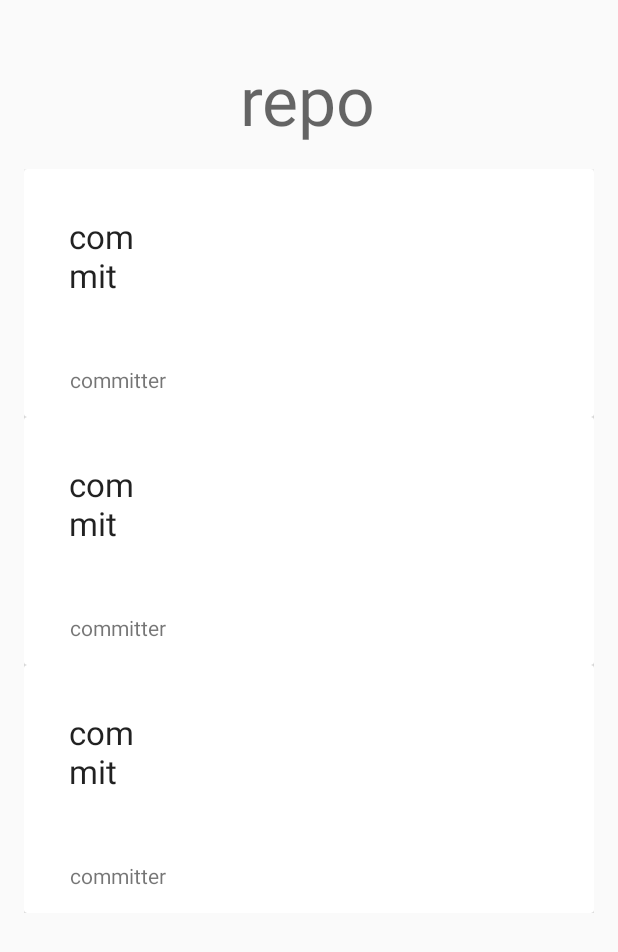
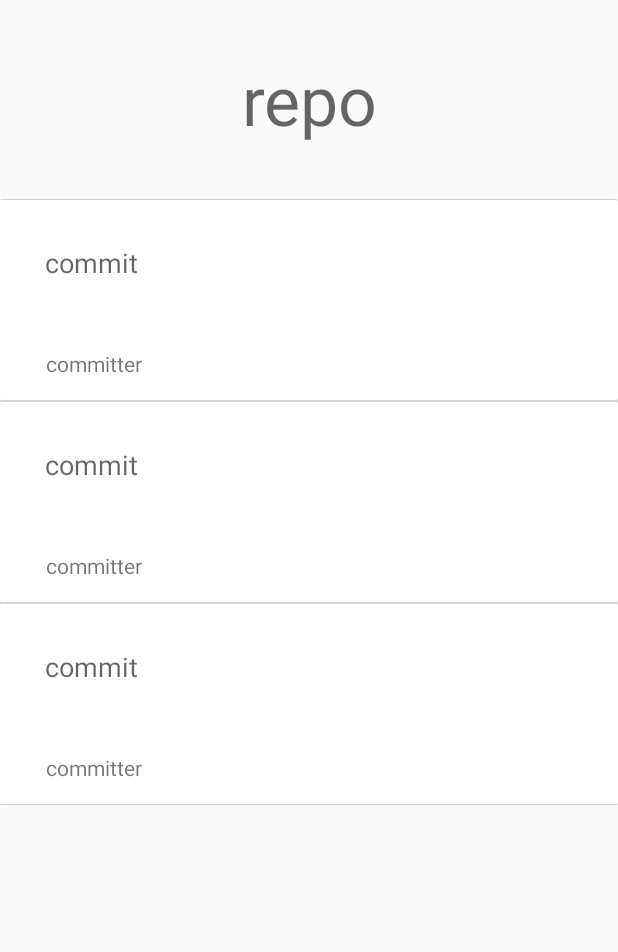
Before and after one commit to brhliluk/juicimo-github-app, an Android app: the layout detail_activity.xml on its own in the app's theme, with its tools: preview values and no code run, on a phone screen of 412 x 824 dp. Shown: the top 952 px of the screen. Run offline under Robolectric (Android 15) with nearby library versions, the phone set to English and light mode, and no system bars.

Commit message:
Working commit detail + enhanced visuals

```diff
--- a/app/build.gradle
+++ b/app/build.gradle
@@ -8,7 +8,7 @@ android {
 
     defaultConfig {
         applicationId "com.example.juicimo_github"
-        minSdkVersion 24
+        minSdkVersion 26
         targetSdkVersion 29
         versionCode 1
         versionName "1.0"
--- a/app/src/main/java/com/example/juicimo_github/adapters/ReposRecyclerAdapter.kt
+++ b/app/src/main/java/com/example/juicimo_github/adapters/ReposRecyclerAdapter.kt
@@ -53,10 +53,6 @@ class ReposRecyclerAdapter(private var clickListener: ScrollingActivity) :
         items = repositoriesList
     }
 
-    fun addItem(newRepository: Repository) {
-        items = items + newRepository
-    }
-
     /**
      * Provide a reference to the views for each data item
      */
--- /dev/null
+++ b/app/src/main/res/drawable/border.xml
@@ -0,0 +1,17 @@
+<?xml version="1.0" encoding="UTF-8"?>
+<layer-list xmlns:android="http://schemas.android.com/apk/res/android">
+    <item>
+        <shape
+            android:padding="12dp"
+            android:shape="rectangle">
+        </shape>
+    </item>
+    <item android:right="-10dp" android:left="-10dp">
+        <shape>
+            <solid android:color="@android:color/transparent" />
+            <stroke
+                android:width="0.3dp"
+                android:color="#D3D3D3" />
+        </shape>
+    </item>
+</layer-list>
--- a/app/src/main/res/layout/commit_item.xml
+++ b/app/src/main/res/layout/commit_item.xml
@@ -13,7 +13,8 @@
 
     <androidx.constraintlayout.widget.ConstraintLayout
         android:layout_height="wrap_content"
-        android:layout_width="match_parent">
+        android:layout_width="match_parent"
+        android:background="@drawable/border">
 
         <TextView
             android:id="@+id/commit_name"
@@ -21,10 +22,9 @@
             android:layout_height="wrap_content"
             android:layout_alignParentStart="true"
             android:layout_alignParentTop="true"
-            android:layout_marginEnd="274dp"
             android:padding="30dp"
             android:text="@string/commit"
-            android:textAppearance="@style/TextAppearance.AppCompat.Large"
+            android:textAppearance="@style/TextAppearance.AppCompat.Medium"
             app:layout_constraintEnd_toEndOf="parent"
             app:layout_constraintStart_toStartOf="parent"
             app:layout_constraintTop_toTopOf="parent" />
--- a/app/src/main/res/layout/content_scrolling.xml
+++ b/app/src/main/res/layout/content_scrolling.xml
@@ -16,7 +16,6 @@
             android:id="@+id/recycler_view"
             android:layout_width="match_parent"
             android:layout_height="wrap_content"
-            android:layout_margin="@dimen/text_margin"
             app:layout_behavior="@string/appbar_scrolling_view_behavior"
             tools:listitem="@layout/repository_item" />
 
--- a/app/src/main/res/layout/detail_activity.xml
+++ b/app/src/main/res/layout/detail_activity.xml
@@ -7,14 +7,13 @@
     android:layout_height="match_parent">
 
     <TextView
-        android:id="@+id/textView"
+        android:id="@+id/detail_repo_name"
         android:layout_width="0dp"
         android:layout_height="wrap_content"
-        android:layout_marginStart="160dp"
         android:layout_marginTop="36dp"
-        android:layout_marginEnd="160dp"
         android:text="@string/repo"
         android:textAppearance="@style/TextAppearance.AppCompat.Display2"
+        android:textAlignment="center"
         app:layout_constraintEnd_toEndOf="parent"
         app:layout_constraintHorizontal_bias="0.0"
         app:layout_constraintStart_toStartOf="parent"
@@ -24,10 +23,10 @@
         android:id="@+id/recycler_view"
         android:layout_width="match_parent"
         android:layout_height="wrap_content"
-        android:layout_margin="@dimen/text_margin"
+
         android:layout_marginTop="36dp"
         app:layout_behavior="@string/appbar_scrolling_view_behavior"
-        app:layout_constraintTop_toBottomOf="@+id/textView"
+        app:layout_constraintTop_toBottomOf="@+id/detail_repo_name"
         tools:layout_editor_absoluteX="16dp"
         tools:listitem="@layout/commit_item"/>
 
--- a/app/src/main/res/layout/repository_item.xml
+++ b/app/src/main/res/layout/repository_item.xml
@@ -12,7 +12,8 @@
 
     <RelativeLayout
         android:layout_height="wrap_content"
-        android:layout_width="match_parent">
+        android:layout_width="match_parent"
+        android:background="@drawable/border">
 
         <TextView
             android:id="@+id/repo_name"
```
Also changed, not shown: app/src/main/AndroidManifest.xml (+6 -1 lines), app/src/main/java/com/example/juicimo_github/DetailActivity.kt (+78 -5 lines), app/src/main/java/com/example/juicimo_github/ScrollingActivity.kt (+4 -3 lines), app/src/main/java/com/example/juicimo_github/adapters/CommitsRecyclerAdapter.kt (+12 -22 lines), app/src/main/java/com/example/juicimo_github/models/CommitGH.kt (renamed from app/src/main/java/com/example/juicimo_github/models/Commit.kt, +5 -2 lines).
